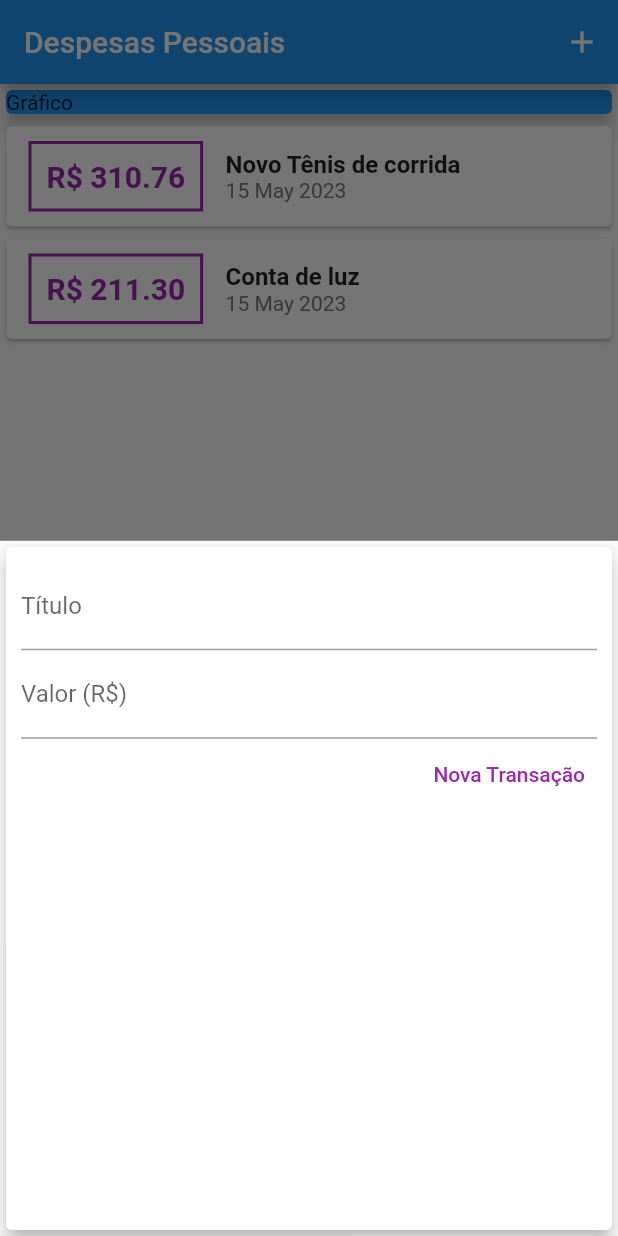
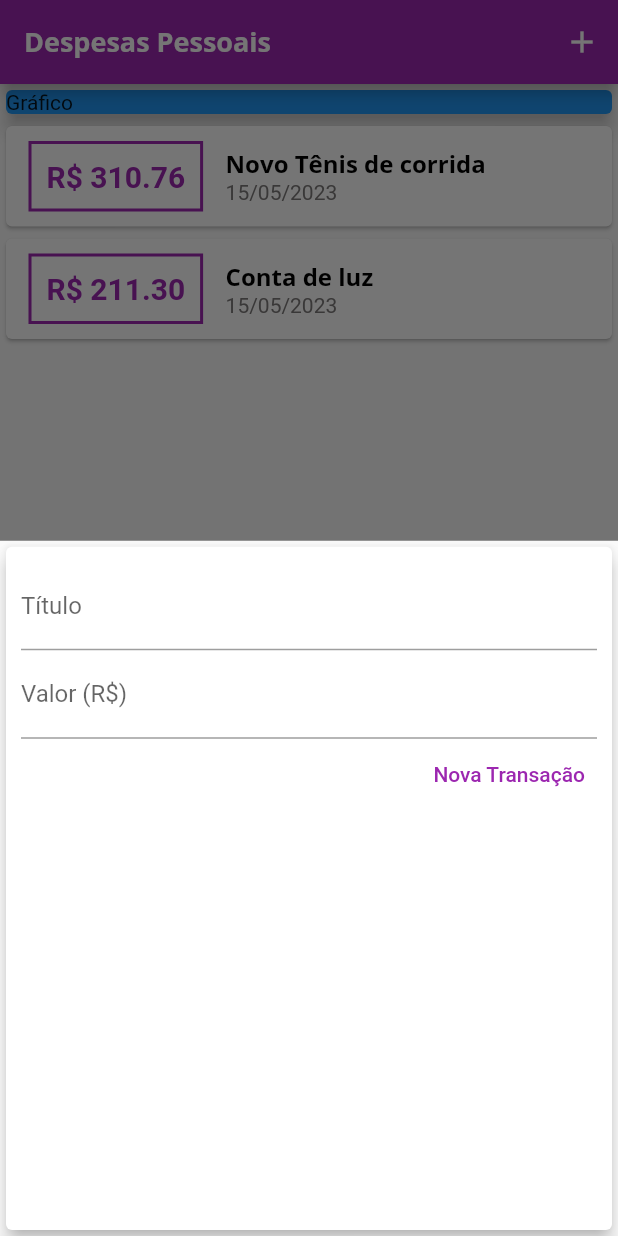
Before and after one commit to Vinicius-Henrique-Cardoso/projeto_despesas, a Flutter app: the screen it shows after launch, after a tap on the "add" icon, on a phone screen of 412 x 824 dp. Run offline on Flutter 3.47's test engine with Material 2 defaults, Android fonts, the phone set to English and light mode, and no system bars.

Commit message:
Estilizando com fontes

```diff
--- a/lib/components/transaction_form.dart
+++ b/lib/components/transaction_form.dart
@@ -1,12 +1,18 @@
 import 'package:flutter/material.dart';
 
-class TransactionForm extends StatelessWidget {
-  final titleController = TextEditingController();
-  final valueController = TextEditingController();
-
+class TransactionForm extends StatefulWidget {
   final void Function(String, double) onSubmit;
 
-  TransactionForm(this.onSubmit, {super.key});
+  const TransactionForm(this.onSubmit, {super.key});
+
+  @override
+  State<TransactionForm> createState() => _TransactionFormState();
+}
+
+class _TransactionFormState extends State<TransactionForm> {
+  final titleController = TextEditingController();
+
+  final valueController = TextEditingController();
 
   _submitForm() {
     final title = titleController.text;
@@ -16,7 +22,7 @@
       return;
     }
 
-    onSubmit(title, value);
+    widget.onSubmit(title, value);
   }
 
   @override
--- a/lib/components/transaction_list.dart
+++ b/lib/components/transaction_list.dart
@@ -42,13 +42,10 @@
                 children: <Widget>[
                   Text(
                     tr.title,
-                    style: const TextStyle(
-                      fontSize: 16,
-                      fontWeight: FontWeight.bold,
-                    ),
+                    style: Theme.of(context).textTheme.titleLarge,
                   ),
                   Text(
-                    DateFormat('d MMM y').format(tr.date),
+                    DateFormat('dd/MM/y').format(tr.date),
                     style: const TextStyle(
                       color: Color.fromARGB(255, 125, 122, 122),
                     ),
--- a/lib/main.dart
+++ b/lib/main.dart
@@ -11,8 +11,29 @@
 
   @override
   Widget build(BuildContext context) {
-    return const MaterialApp(
-      home: MyHomePage(),
+    final ThemeData tema = ThemeData();
+    return MaterialApp(
+      home: const MyHomePage(),
+      theme: tema.copyWith(
+        colorScheme: tema.colorScheme.copyWith(
+          primary: Colors.purple,
+          secondary: Colors.amber,
+        ),
+        textTheme: tema.textTheme.copyWith(
+          titleLarge: const TextStyle(
+              fontFamily: 'OpenSans',
+              fontSize: 16,
+              fontWeight: FontWeight.bold,
+              color: Colors.black),
+        ),
+        appBarTheme: const AppBarTheme(
+          titleTextStyle: TextStyle(
+            fontFamily: 'OpenSans',
+            fontSize: 18,
+            fontWeight: FontWeight.bold,
+          ),
+        ),
+      ),
     );
   }
 }
@@ -51,6 +72,8 @@
     setState(() {
       _transactions.add(newTransaction);
     });
+
+    Navigator.of(context).pop();
   }
 
   _openTransactionFormModal(BuildContext context) {
```
Also changed, not shown: pubspec.yaml (+11 -6 lines), assets/font/OpenSans-Bold.ttf (added), assets/font/OpenSans-Regular.ttf (added), assets/font/Quicksand-Bold.ttf (added), assets/font/Quicksand-Light.ttf (added), assets/font/Quicksand-Medium.ttf (added), assets/font/Quicksand-Regular.ttf (added).
